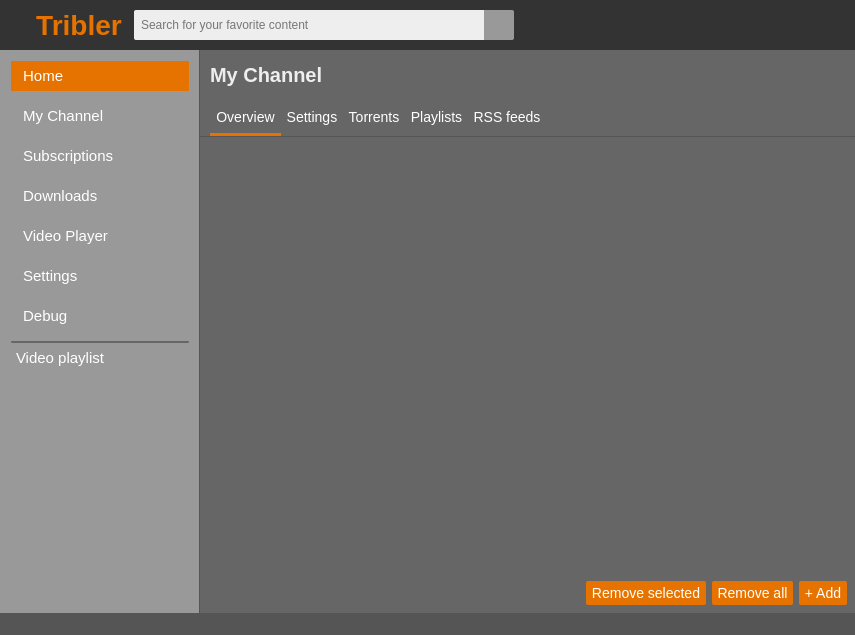
Qt form TriblerGUI/qt_resources/mainwindow.ui (Tribler/tribler) before a commit.
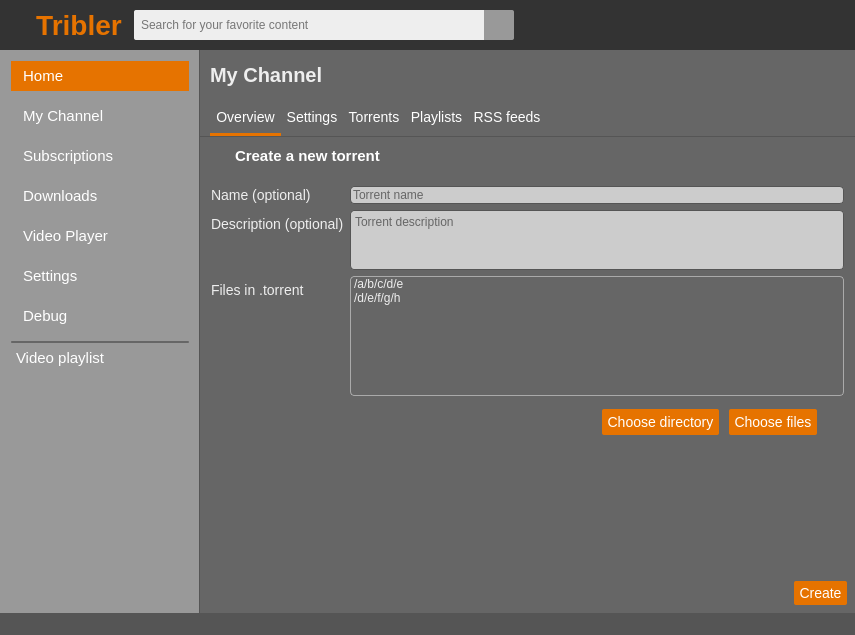
The same form after that commit. The open tabs and pages were chosen to show the change. Icons and pictures are not drawn. Custom widgets are drawn as their Qt base class.

Commit message: Created create torrent page

The edit to the form file:
```diff
--- a/TriblerGUI/qt_resources/mainwindow.ui
+++ b/TriblerGUI/qt_resources/mainwindow.ui
@@ -1686,7 +1686,7 @@
                  <number>1</number>
                 </property>
                 <property name="currentIndex">
-                 <number>2</number>
+                 <number>8</number>
                 </property>
                 <widget class="QWidget" name="edit_channel_details_overview_page">
                  <layout class="QVBoxLayout" name="verticalLayout">
@@ -3055,6 +3055,399 @@
                   </item>
                  </layout>
                 </widget>
+                <widget class="CreateTorrentPage" name="edit_channel_details_create_torrent">
+                 <layout class="QVBoxLayout" name="verticalLayout">
+                  <property name="spacing">
+                   <number>0</number>
+                  </property>
+                  <property name="leftMargin">
+                   <number>0</number>
+                  </property>
+                  <property name="topMargin">
+                   <number>0</number>
+                  </property>
+                  <property name="rightMargin">
+                   <number>0</number>
+                  </property>
+                  <property name="bottomMargin">
+                   <number>0</number>
+                  </property>
+                  <item>
+                   <widget class="QWidget" name="widget_18" native="true">
+                    <layout class="QHBoxLayout" name="horizontalLayout_31">
+                     <property name="spacing">
+                      <number>0</number>
+                     </property>
+                     <property name="leftMargin">
+                      <number>0</number>
+                     </property>
+                     <property name="topMargin">
+                      <number>0</number>
+                     </property>
+                     <property name="rightMargin">
+                      <number>0</number>
+                     </property>
+                     <property name="bottomMargin">
+                      <number>0</number>
+                     </property>
+                     <item>
+                      <spacer name="horizontalSpacer_55">
+                       <property name="orientation">
+                        <enum>Qt::Horizontal</enum>
+                       </property>
+                       <property name="sizeType">
+                        <enum>QSizePolicy::Fixed</enum>
+                       </property>
+                       <property name="sizeHint" stdset="0">
+                        <size>
+                         <width>10</width>
+                         <height>20</height>
+                        </size>
+                       </property>
+                      </spacer>
+                     </item>
+                     <item>
+                      <widget class="QToolButton" name="manage_channel_create_torrent_back">
+                       <property name="minimumSize">
+                        <size>
+                         <width>16</width>
+                         <height>18</height>
+                        </size>
+                       </property>
+                       <property name="maximumSize">
+                        <size>
+                         <width>16</width>
+                         <height>18</height>
+                        </size>
+                       </property>
+                       <property name="cursor">
+                        <cursorShape>PointingHandCursor</cursorShape>
+                       </property>
+                       <property name="styleSheet">
+                        <string notr="true">border: none; 
+border-image: url(images/page_back.png) 0 0 0 0 stretch stretch;
+background: none;</string>
+                       </property>
+                       <property name="text">
+                        <string/>
+                       </property>
+                      </widget>
+                     </item>
+                     <item>
+                      <widget class="QLabel" name="edit_channel_details_create_torrent_header">
+                       <property name="styleSheet">
+                        <string notr="true">margin: 10px; font-size: 15px; font-weight: bold;
+margin-left: 5px;</string>
+                       </property>
+                       <property name="text">
+                        <string>Create a new torrent</string>
+                       </property>
+                      </widget>
+                     </item>
+                    </layout>
+                   </widget>
+                  </item>
+                  <item>
+                   <widget class="QWidget" name="widget_20" native="true">
+                    <property name="sizePolicy">
+                     <sizepolicy hsizetype="Preferred" vsizetype="MinimumExpanding">
+                      <horstretch>0</horstretch>
+                      <verstretch>0</verstretch>
+                     </sizepolicy>
+                    </property>
+                    <layout class="QFormLayout" name="formLayout_6">
+                     <property name="fieldGrowthPolicy">
+                      <enum>QFormLayout::ExpandingFieldsGrow</enum>
+                     </property>
+                     <item row="0" column="0">
+                      <widget class="QLabel" name="create_torrent_name_label">
+                       <property name="styleSheet">
+                        <string notr="true">color: #eee;</string>
+                       </property>
+                       <property name="text">
+                        <string>Name (optional)</string>
+                       </property>
+                      </widget>
+                     </item>
+                     <item row="0" column="1">
+                      <widget class="QLineEdit" name="create_torrent_name_field">
+                       <property name="styleSheet">
+                        <string notr="true">border: 1px solid #555;
+background-color: #ccc;
+border-radius: 4px;</string>
+                       </property>
+                       <property name="placeholderText">
+                        <string>Torrent name</string>
+                       </property>
+                      </widget>
+                     </item>
+                     <item row="1" column="0">
+                      <widget class="QLabel" name="create_torrent_description_label">
+                       <property name="styleSheet">
+                        <string notr="true">color: #eee;</string>
+                       </property>
+                       <property name="text">
+                        <string>Description (optional)</string>
+                       </property>
+                      </widget>
+                     </item>
+                     <item row="1" column="1">
+                      <widget class="QTextEdit" name="create_torrent_description_field">
+                       <property name="sizePolicy">
+                        <sizepolicy hsizetype="Expanding" vsizetype="Fixed">
+                         <horstretch>0</horstretch>
+                         <verstretch>0</verstretch>
+                        </sizepolicy>
+                       </property>
+                       <property name="minimumSize">
+                        <size>
+                         <width>0</width>
+                         <height>60</height>
+                        </size>
+                       </property>
+                       <property name="maximumSize">
+                        <size>
+                         <width>16777215</width>
+                         <height>60</height>
+                        </size>
+                       </property>
+                       <property name="styleSheet">
+                        <string notr="true">border: 1px solid #555;
+background-color: #ccc;
+border-radius: 4px;</string>
+                       </property>
+                       <property name="placeholderText">
+                        <string>Torrent description</string>
+                       </property>
+                      </widget>
+                     </item>
+                     <item row="2" column="0">
+                      <widget class="QLabel" name="label_33">
+                       <property name="styleSheet">
+                        <string notr="true">color: #eee;</string>
+                       </property>
+                       <property name="text">
+                        <string>Files in .torrent</string>
+                       </property>
+                      </widget>
+                     </item>
+                     <item row="2" column="1">
+                      <widget class="QListWidget" name="create_torrent_files_list">
+                       <property name="sizePolicy">
+                        <sizepolicy hsizetype="Expanding" vsizetype="Fixed">
+                         <horstretch>0</horstretch>
+                         <verstretch>0</verstretch>
+                        </sizepolicy>
+                       </property>
+                       <property name="minimumSize">
+                        <size>
+                         <width>0</width>
+                         <height>120</height>
+                        </size>
+                       </property>
+                       <property name="maximumSize">
+                        <size>
+                         <width>16777215</width>
+                         <height>120</height>
+                        </size>
+                       </property>
+                       <property name="styleSheet">
+                        <string notr="true">QListWidget {
+border: 1px solid #aaa; 
+border-radius: 4px;
+}
+QListWidget::item {
+color: #eee;
+}</string>
+                       </property>
+                       <item>
+                        <property name="text">
+                         <string>/a/b/c/d/e</string>
+                        </property>
+                       </item>
+                       <item>
+                        <property name="text">
+                         <string>/d/e/f/g/h</string>
+                        </property>
+                       </item>
+                      </widget>
+                     </item>
+                     <item row="3" column="1">
+                      <widget class="QWidget" name="widget_21" native="true">
+                       <property name="sizePolicy">
+                        <sizepolicy hsizetype="Fixed" vsizetype="Fixed">
+                         <horstretch>0</horstretch>
+                         <verstretch>0</verstretch>
+                        </sizepolicy>
+                       </property>
+                       <property name="minimumSize">
+                        <size>
+                         <width>40</width>
+                         <height>40</height>
+                        </size>
+                       </property>
+                       <layout class="QHBoxLayout" name="horizontalLayout_33">
+                        <property name="spacing">
+                         <number>0</number>
+                        </property>
+                        <property name="leftMargin">
+                         <number>0</number>
+                        </property>
+                        <property name="topMargin">
+                         <number>0</number>
+                        </property>
+                        <property name="rightMargin">
+                         <number>0</number>
+                        </property>
+                        <property name="bottomMargin">
+                         <number>0</number>
+                        </property>
+                        <item>
+                         <spacer name="horizontalSpacer_57">
+                          <property name="orientation">
+                           <enum>Qt::Horizontal</enum>
+                          </property>
+                          <property name="sizeHint" stdset="0">
+                           <size>
+                            <width>252</width>
+                            <height>20</height>
+                           </size>
+                          </property>
+                         </spacer>
+                        </item>
+                        <item>
+                         <widget class="QToolButton" name="create_torrent_choose_dir_button">
+                          <property name="minimumSize">
+                           <size>
+                            <width>0</width>
+                            <height>26</height>
+                           </size>
+                          </property>
+                          <property name="maximumSize">
+                           <size>
+                            <width>16777215</width>
+                            <height>26</height>
+                           </size>
+                          </property>
+                          <property name="cursor">
+                           <cursorShape>PointingHandCursor</cursorShape>
+                          </property>
+                          <property name="text">
+                           <string>Choose directory</string>
+                          </property>
+                         </widget>
+                        </item>
+                        <item>
+                         <spacer name="horizontalSpacer_58">
+                          <property name="orientation">
+                           <enum>Qt::Horizontal</enum>
+                          </property>
+                          <property name="sizeType">
+                           <enum>QSizePolicy::Fixed</enum>
+                          </property>
+                          <property name="sizeHint" stdset="0">
+                           <size>
+                            <width>10</width>
+                            <height>20</height>
+                           </size>
+                          </property>
+                         </spacer>
+                        </item>
+                        <item>
+                         <widget class="QToolButton" name="create_torrent_choose_files_button">
+                          <property name="sizePolicy">
+                           <sizepolicy hsizetype="Expanding" vsizetype="Fixed">
+                            <horstretch>0</horstretch>
+                            <verstretch>0</verstretch>
+                           </sizepolicy>
+                          </property>
+                          <property name="minimumSize">
+                           <size>
+                            <width>0</width>
+                            <height>26</height>
+                           </size>
+                          </property>
+                          <property name="maximumSize">
+                           <size>
+                            <width>16666666</width>
+                            <height>26</height>
+                           </size>
+                          </property>
+                          <property name="cursor">
+                           <cursorShape>PointingHandCursor</cursorShape>
+                          </property>
+                          <property name="styleSheet">
+                           <string notr="true"/>
+                          </property>
+                          <property name="text">
+                           <string>Choose files</string>
+                          </property>
+                         </widget>
+                        </item>
+                       </layout>
+                      </widget>
+                     </item>
+                    </layout>
+                   </widget>
+                  </item>
+                  <item>
+                   <widget class="QWidget" name="widget_19" native="true">
+                    <layout class="QHBoxLayout" name="horizontalLayout_32">
+                     <property name="leftMargin">
+                      <number>8</number>
+                     </property>
+                     <property name="topMargin">
+                      <number>8</number>
+                     </property>
+                     <property name="rightMargin">
+                      <number>8</number>
+                     </property>
+                     <property name="bottomMargin">
+                      <number>8</number>
+                     </property>
+                     <item>
+                      <spacer name="horizontalSpacer_56">
+                       <property name="orientation">
+                        <enum>Qt::Horizontal</enum>
+                       </property>
+                       <property name="sizeHint" stdset="0">
+                        <size>
+                         <width>570</width>
+                         <height>20</height>
+                        </size>
+                       </property>
+                      </spacer>
+                     </item>
+                     <item>
+                      <widget class="QToolButton" name="edit_channel_create_torrent_button">
+                       <property name="minimumSize">
+                        <size>
+                         <width>0</width>
+                         <height>24</height>
+                        </size>
+                       </property>
+                       <property name="maximumSize">
+                        <size>
+                         <width>16777215</width>
+                         <height>24</height>
+                        </size>
+                       </property>
+                       <property name="cursor">
+                        <cursorShape>PointingHandCursor</cursorShape>
+                       </property>
+                       <property name="styleSheet">
+                        <string notr="true"/>
+                       </property>
+                       <property name="text">
+                        <string>Create</string>
+                       </property>
+                      </widget>
+                     </item>
+                    </layout>
+                   </widget>
+                  </item>
+                 </layout>
+                </widget>
                </widget>
               </item>
              </layout>
@@ -7205,6 +7598,12 @@
    <header>manageplaylistpage.h</header>
    <container>1</container>
   </customwidget>
+  <customwidget>
+   <class>CreateTorrentPage</class>
+   <extends>QWidget</extends>
+   <header>createtorrentpage.h</header>
+   <container>1</container>
+  </customwidget>
  </customwidgets>
  <resources/>
  <connections>
```
Left out of the diff: 6 changed lines with no effect on the pictures. The commit also changes 4 other files.
